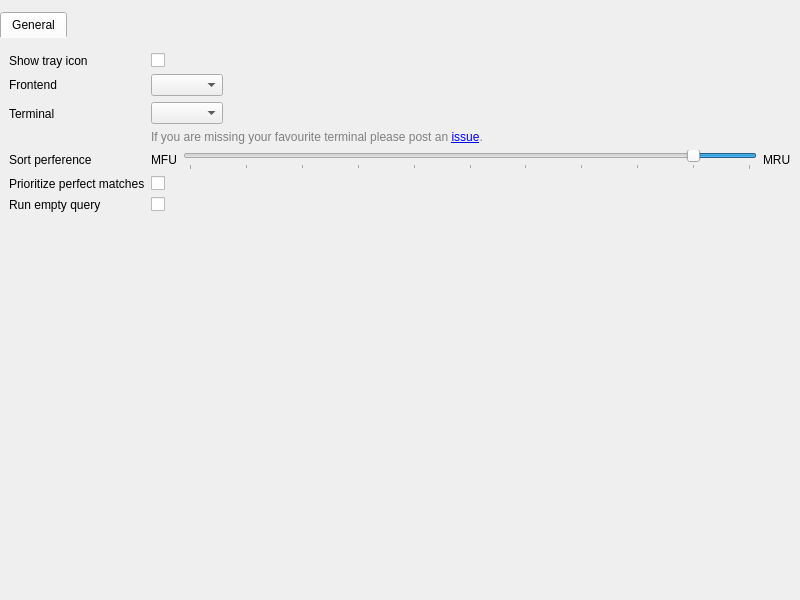
This is src/settings/settingswindow.ui in albertlauncher/albert as Qt 5 draws it before an edit. The edited form follows.
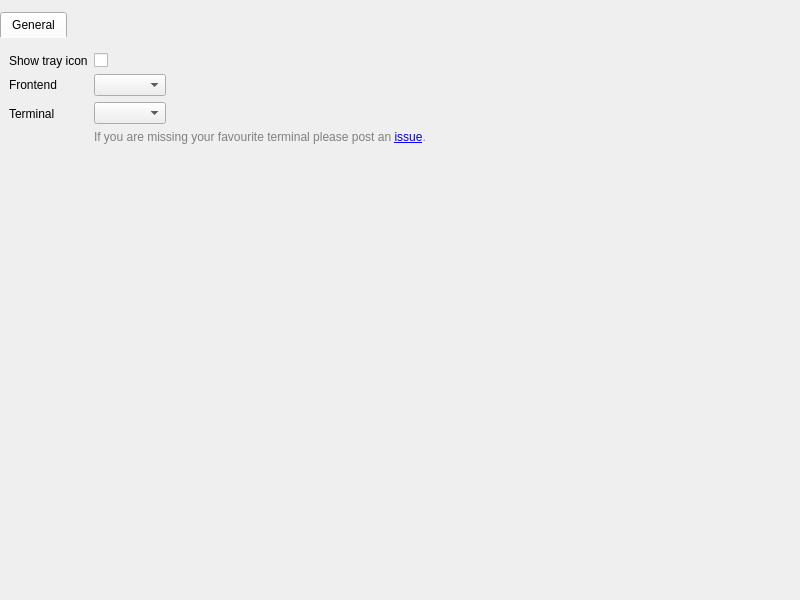
This is the edited form.

Commit message:
Manually set fallback order. Also new query tab.
* Make fallback order settable in new query tab.
* Move query related options from genral to query tab.

What changed in the file:
```diff
--- a/src/settings/settingswindow.ui
+++ b/src/settings/settingswindow.ui
@@ -166,112 +166,6 @@
              </item>
             </layout>
            </item>
-           <item row="3" column="0">
-            <widget class="QLabel" name="label_decay">
-             <property name="text">
-              <string>Sort perference</string>
-             </property>
-             <property name="buddy">
-              <cstring>slider_decay</cstring>
-             </property>
-            </widget>
-           </item>
-           <item row="3" column="1">
-            <layout class="QHBoxLayout" name="horizontalLayout_3">
-             <item>
-              <widget class="QLabel" name="label_4">
-               <property name="toolTip">
-                <string>Prefer most frequently used results.</string>
-               </property>
-               <property name="text">
-                <string>MFU</string>
-               </property>
-              </widget>
-             </item>
-             <item>
-              <widget class="QSlider" name="slider_decay">
-               <property name="toolTip">
-                <string>This preference is about how past activations influence the ranking of the results of a query. It determines how fast Albert adopts to your current usage behavior.
-
-Technically the usage score of a results is the sum of the weights given to past activations, which are defined by the geometric progression with a common ratio between 1 for MFU (Most frequently used) and 0.5 for MRU (Most recently used). Using MFU (cr=1) all activations get the same weight and the cumulated score of a results is the count of its usages. Using MRU (cr=0.5), as a mathematical conclusion, the sum of weights of past activations can not exceed those of newer ones.
-
-Recommended is a value in between, because it allows best of both worlds: The results you used the most recently are preferred while still allowing Albert to adapt to changes in your usage habits.</string>
-               </property>
-               <property name="minimum">
-                <number>50</number>
-               </property>
-               <property name="maximum">
-                <number>100</number>
-               </property>
-               <property name="singleStep">
-                <number>5</number>
-               </property>
-               <property name="pageStep">
-                <number>5</number>
-               </property>
-               <property name="sliderPosition">
-                <number>55</number>
-               </property>
-               <property name="orientation">
-                <enum>Qt::Horizontal</enum>
-               </property>
-               <property name="invertedAppearance">
-                <bool>true</bool>
-               </property>
-               <property name="tickPosition">
-                <enum>QSlider::TicksBelow</enum>
-               </property>
-               <property name="tickInterval">
-                <number>5</number>
-               </property>
-              </widget>
-             </item>
-             <item>
-              <widget class="QLabel" name="label_3">
-               <property name="toolTip">
-                <string>Prefer most recently used results.</string>
-               </property>
-               <property name="text">
-                <string>MRU</string>
-               </property>
-              </widget>
-             </item>
-            </layout>
-           </item>
-           <item row="4" column="0">
-            <widget class="QLabel" name="label_prioritizePerfectMatch">
-             <property name="text">
-              <string>Prioritize perfect matches</string>
-             </property>
-             <property name="buddy">
-              <cstring>checkBox_prioritizePerfectMatch</cstring>
-             </property>
-            </widget>
-           </item>
-           <item row="4" column="1">
-            <widget class="QCheckBox" name="checkBox_prioritizePerfectMatch">
-             <property name="toolTip">
-              <string>Prioritize perfect matches even if they have no usage history and therefore would have a lower rank.</string>
-             </property>
-             <property name="text">
-              <string/>
-             </property>
-            </widget>
-           </item>
-           <item row="5" column="0">
-            <widget class="QLabel" name="label_emptyQuery">
-             <property name="text">
-              <string>Run empty query</string>
-             </property>
-            </widget>
-           </item>
-           <item row="5" column="1">
-            <widget class="QCheckBox" name="checkBox_emptyQuery">
-             <property name="text">
-              <string/>
-             </property>
-            </widget>
-           </item>
           </layout>
          </widget>
         </widget>
```
The commit also changes 22 other files.
